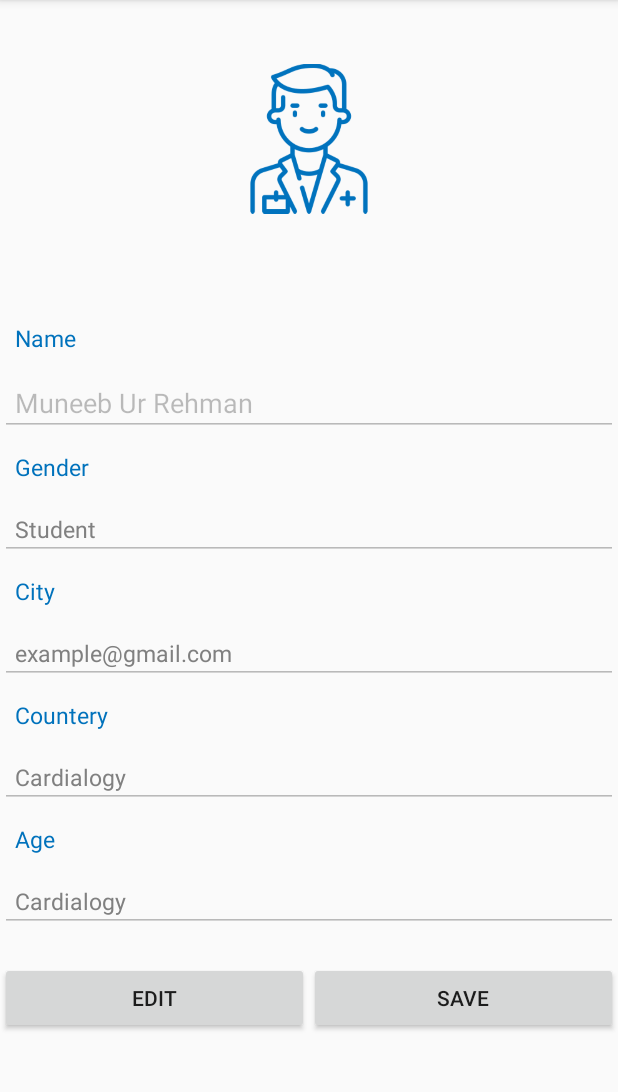
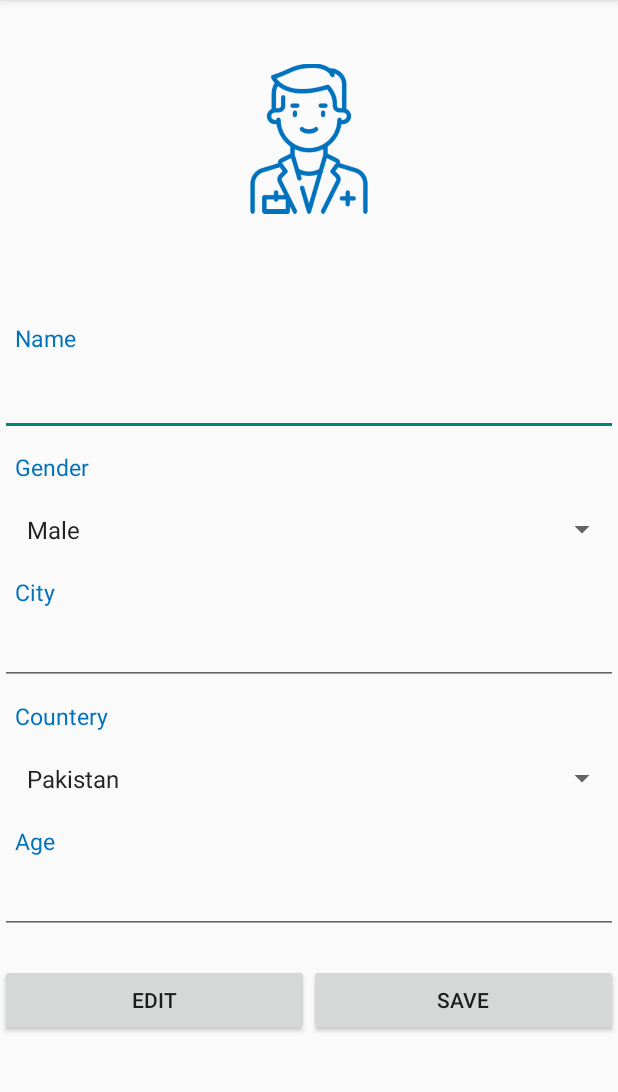
Before and after one commit to Raafay76642/GoodDocter3.3, an Android app: the Profile screen opened directly, with no data from a screen before it, after a tap on "SAVE", on a phone screen of 412 x 824 dp, the part 84-1176 px from its top. Run offline under Robolectric (Android 15) with nearby library versions, the phone set to English and light mode, and no system bars; our stand-ins replace Firebase (no records; nobody signed in at launch, a user with empty details on screens opened directly); 1 statement that could not run was skipped; 3 other taps on this screen came first.

Commit message:
30022019

```diff
--- a/app/src/main/AndroidManifest.xml
+++ b/app/src/main/AndroidManifest.xml
@@ -4,6 +4,7 @@
 
     <uses-permission android:name="android.permission.INTERNET" />
     <uses-permission android:name="android.permission.ACCESS_NETWORK_STATE" />
+    <uses-permission android:name="android.permission.ACCESS_WIFI_STATE"/>
     <uses-permission android:name="android.permission.RECORD_AUDIO" />
     <uses-permission android:name="android.permission.MODIFY_AUDIO_SETTINGS" />
     <uses-permission android:name="android.permission.CAMERA" />
@@ -16,7 +17,6 @@
         android:roundIcon="@mipmap/ic_launcher_round"
         android:supportsRtl="true"
         android:theme="@style/AppTheme">
-        <activity android:name=".userProfile"></activity>
         <activity android:name=".Profile" />
         <activity android:name=".Apntments" />
         <activity android:name=".MainActivity">
--- a/app/src/main/java/com/example/aser/gooddocter001/Profile.java
+++ b/app/src/main/java/com/example/aser/gooddocter001/Profile.java
@@ -1,45 +1,85 @@
 package com.example.aser.gooddocter001;
 
 import android.content.Intent;
+import android.support.annotation.NonNull;
 import android.support.v7.app.AppCompatActivity;
 import android.os.Bundle;
+import android.text.TextUtils;
 import android.view.View;
 import android.view.WindowManager;
 import android.widget.EditText;
+import android.widget.Spinner;
+import android.widget.Toast;
+
+import com.google.firebase.database.DataSnapshot;
+import com.google.firebase.database.DatabaseError;
+import com.google.firebase.database.DatabaseReference;
+import com.google.firebase.database.FirebaseDatabase;
+import com.google.firebase.database.ValueEventListener;
 
 public class Profile extends AppCompatActivity {
-    EditText name,gender,city,country,age;
-
+    EditText name,city,age;
+    Spinner country,gender;
+    DatabaseReference databaseprofile;
     @Override
     protected void onCreate(Bundle savedInstanceState) {
+        databaseprofile= FirebaseDatabase.getInstance().getReference("profile");
         super.onCreate(savedInstanceState);
         setContentView(R.layout.activity_profile);
         name = findViewById(R.id.name);
         gender = findViewById(R.id.gender);
         city = findViewById(R.id.city);
-        country = findViewById(R.id.countery);
+        country = findViewById(R.id.country);
         age = findViewById(R.id.age);
         uneditable();
         getWindow().setSoftInputMode(WindowManager.LayoutParams.SOFT_INPUT_STATE_ALWAYS_HIDDEN);
 
     }
 
+   public void saveProfile(View view)
+    {
 
-    public void addProfile(View view)
-    {
         String Name = name.getText().toString();
-        String Gender = gender.getText().toString();
+        String Gender = gender.getSelectedItem().toString();
         String City = city.getText().toString();
-        String Country = country.getText().toString();
+        String Country = country.getSelectedItem().toString();
         String Age = age.getText().toString();
+        if (!TextUtils.isEmpty(Name)){
+            String Id =databaseprofile.push().getKey();
+            ProfileModel profileModel =new ProfileModel (Name,Gender,City,Country,Age,Id);
+            databaseprofile.child(Id).setValue(profileModel);
+            final Toast toast = Toast.makeText(Profile.this, "Data is Saved", Toast.LENGTH_LONG);
+            toast.show();
+
+
+        }
+
+        else
+        {
+            final Toast toast = Toast.makeText(Profile.this, "Name Can't Be Blank", Toast.LENGTH_LONG);
+            toast.show();
+        }
+
 
     }
+    @Override
+    public void onStart() {
+        super.onStart();
+        databaseprofile =FirebaseDatabase.getInstance().getReference().child("profile").child("LbCr7fF3wYCiLcoZyIJ");
+        databaseprofile.addValueEventListener(new ValueEventListener() {
+            @Override
+            public void onDataChange(@NonNull DataSnapshot dataSnapshot) {
+                name.setText(dataSnapshot.child("name").getValue().toString());
 
+            }
 
+            @Override
+            public void onCancelled(@NonNull DatabaseError databaseError) {
 
-
-
-    public void uneditable()
+            }
+        });
+    }
+    public void uneditable(View view)
     {
         name.setEnabled(false);
         gender.setEnabled(false);
@@ -47,7 +87,7 @@ public class Profile extends AppCompatActivity {
         country.setEnabled(false);
         age.setEnabled(false);
     }
-    public void uneditable(View view)
+    public void uneditable()
     {
 
         name.setEnabled(false);
@@ -56,6 +96,7 @@ public class Profile extends AppCompatActivity {
         country.setEnabled(false);
         age.setEnabled(false);
     }
+
     public void editable(View view)
     {
         name.setEnabled(true);
--- a/app/src/main/java/com/example/aser/gooddocter001/homepage.java
+++ b/app/src/main/java/com/example/aser/gooddocter001/homepage.java
@@ -72,6 +72,10 @@ public class homepage extends AppCompatActivity {
         Intent intentdocter = new Intent(this, ChooseSpeciality.class);
         startActivity(intentdocter);
     }
+    public void openProfile(View view) {
+        Intent intentdocter = new Intent(this, Profile.class);
+        startActivity(intentdocter);
+    }
     public void logout(View view)
     {
         firebaseAuth.signOut();
--- a/app/src/main/res/layout/activity_homepage.xml
+++ b/app/src/main/res/layout/activity_homepage.xml
@@ -111,7 +111,7 @@
             android:backgroundTint="@color/blue"/>
         <Button
             android:layout_marginTop="10dp"
-            android:onClick="logout"
+            android:onClick="openProfile"
             android:layout_width="wrap_content"
             android:layout_height="wrap_content"
             android:layout_gravity="center_horizontal"
--- a/app/src/main/res/layout/activity_profile.xml
+++ b/app/src/main/res/layout/activity_profile.xml
@@ -51,11 +51,9 @@
                     android:id="@+id/name"
                     android:layout_width="match_parent"
                     android:layout_height="wrap_content"
-                    android:inputType="none"
+                    android:inputType="none|textPersonName"
                     android:padding="10dp"
-                    android:paddingLeft="15dp"
-                    android:text="Muneeb Ur Rehman"
-                    />
+                    android:paddingLeft="15dp" />
                 <TextView
                     android:layout_width="match_parent"
                     android:layout_height="wrap_content"
@@ -65,14 +63,14 @@
                     android:padding="10dp"
                     android:textSize="15sp" />
 
-                <EditText
+                <Spinner
                     android:id="@+id/gender"
                     android:layout_width="match_parent"
                     android:layout_height="wrap_content"
+                    android:entries="@array/Gender"
                     android:inputType="none"
                     android:padding="10dp"
                     android:paddingLeft="15dp"
-                    android:text="Student"
                     android:textColor="#808080"
                     android:textSize="15sp" />
                 <TextView
@@ -88,10 +86,9 @@
                     android:id="@+id/city"
                     android:layout_width="match_parent"
                     android:layout_height="wrap_content"
-                    android:inputType="none"
+                    android:inputType="none|textPersonName"
                     android:padding="10dp"
                     android:paddingLeft="15dp"
-                    android:text="example@gmail.com"
                     android:textColor="#808080"
                     android:textSize="15sp" />
                 <TextView
@@ -103,14 +100,14 @@
                     android:padding="10dp"
                     android:textSize="15sp" />
 
-                <EditText
-                    android:id="@+id/countery"
+                <Spinner
+                    android:id="@+id/country"
                     android:layout_width="match_parent"
                     android:layout_height="wrap_content"
+                    android:entries="@array/counteryName"
                     android:inputType="none"
                     android:padding="10dp"
                     android:paddingLeft="15dp"
-                    android:text="Cardialogy"
                     android:textColor="#808080"
                     android:textSize="15sp" />
                 <TextView
@@ -126,10 +123,10 @@
                     android:id="@+id/age"
                     android:layout_width="match_parent"
                     android:layout_height="wrap_content"
-                    android:inputType="none"
+                    android:inputType="none|number"
                     android:padding="10dp"
                     android:paddingLeft="15dp"
-                    android:text="Cardialogy"
+
                     android:textColor="#808080"
                     android:textSize="15sp" />
                 <LinearLayout
@@ -150,7 +147,7 @@
                         android:layout_height="wrap_content"
                         android:layout_weight="1"
                         android:text="Save"
-                        android:onClick="uneditable"
+                        android:onClick="saveProfile"
                         />
                 </LinearLayout>
 
--- a/app/src/main/res/values/strings.xml
+++ b/app/src/main/res/values/strings.xml
@@ -3,4 +3,17 @@
 
     <!-- TODO: Remove or change this placeholder text -->
     <string name="hello_blank_fragment">Hello blank fragment</string>
+    <array name="counteryName" >
+        <item>Pakistan</item>
+        <item>Ethopia</item>
+        <item>India</item>
+        <item>USA</item>
+        <item>UK</item>
+        <item>UAE</item>
+    </array>
+    <array name="Gender">
+        <item>Male</item>
+        <item>Female</item>
+        <item>Other</item>
+    </array>
 </resources>
```
Also changed, not shown: app/src/main/java/com/example/aser/gooddocter001/MainActivity.java (+7 -2 lines), app/src/main/java/com/example/aser/gooddocter001/ProfileModel.java (+9 -2 lines).
